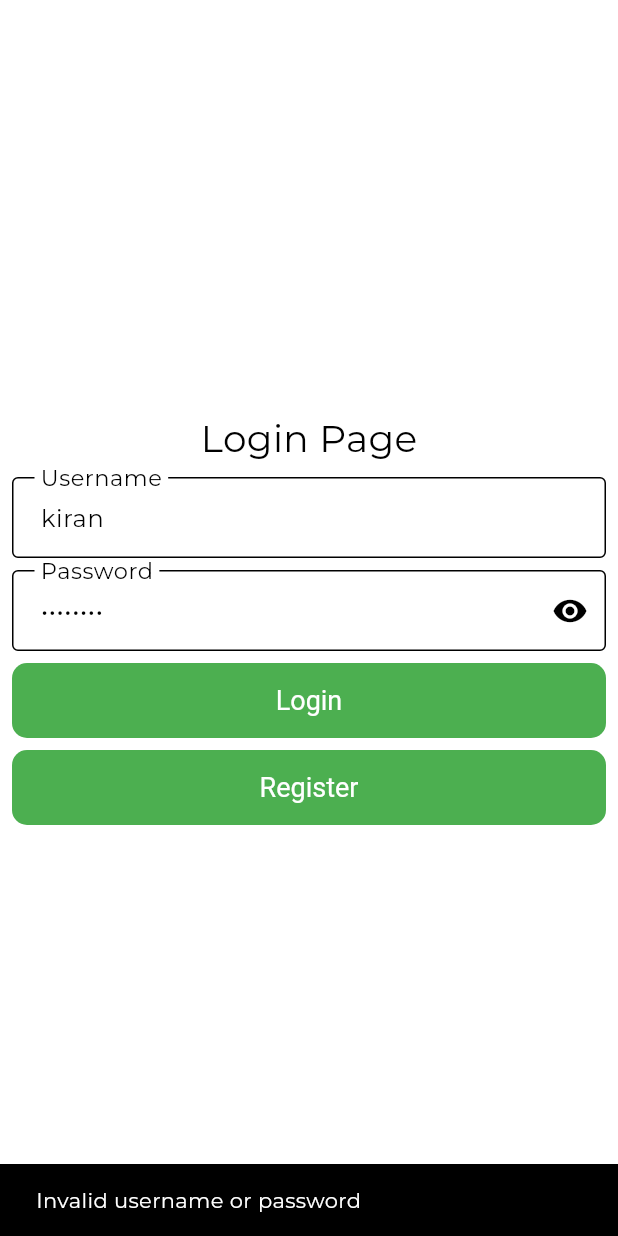
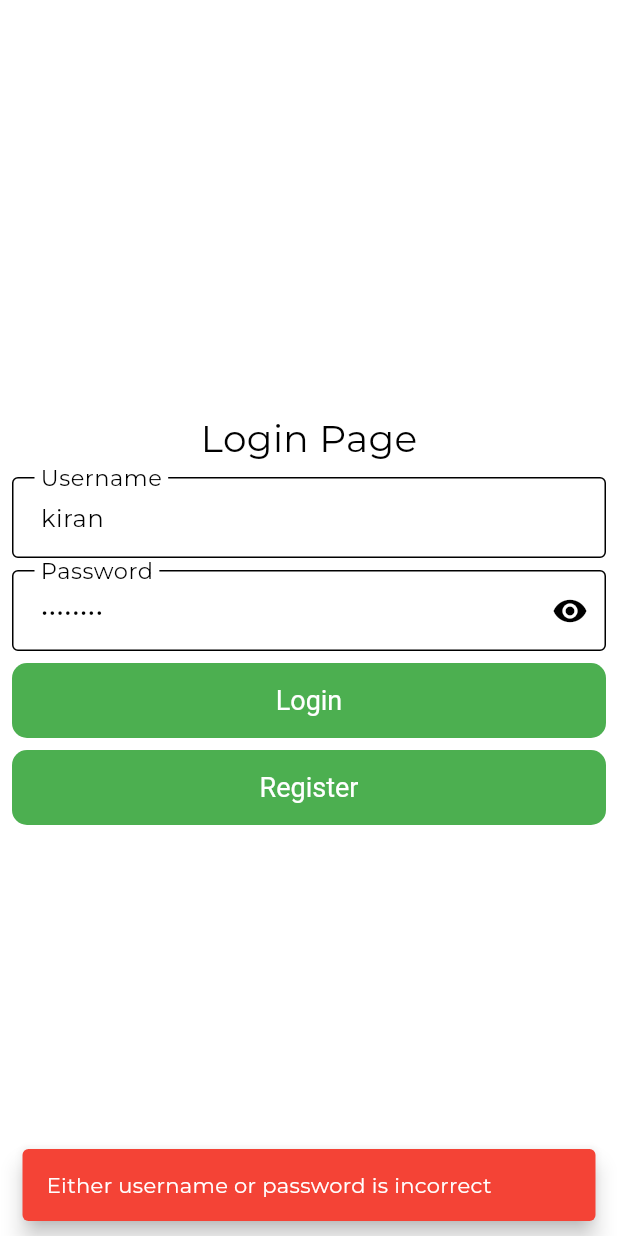
Before and after one commit to shardhayv/mvvm_riverpod_testing, a Flutter app: the screen it shows after launch, after a tap on "Login", on a phone screen of 412 x 824 dp. Run offline on Flutter 3.47's test engine with Material 2 defaults, Android fonts, the phone set to English and light mode, and no system bars; our stand-ins replace dartz, flutter_riverpod, hive, hive_flutter, multi_select_flutter; accounts and stored records are empty; Roboto replaces fonts that are missing (Brand Bold).

Commit message:
Fixed login

```diff
--- /dev/null
+++ b/lib/core/common/snackbar/my_snackbar.dart
@@ -0,0 +1,16 @@
+import 'package:flutter/material.dart';
+
+showSnackBar({
+  required String message,
+  required BuildContext context,
+  Color? color,
+}) {
+  ScaffoldMessenger.of(context).showSnackBar(
+    SnackBar(
+      content: Text(message),
+      backgroundColor: color ?? Colors.green,
+      duration: const Duration(seconds: 1),
+      behavior: SnackBarBehavior.floating,
+    ),
+  );
+}
--- a/lib/features/auth/presentation/view/login_view.dart
+++ b/lib/features/auth/presentation/view/login_view.dart
@@ -1,6 +1,7 @@
 import 'package:flutter/material.dart';
 import 'package:flutter_riverpod/flutter_riverpod.dart';
 import 'package:hive_and_api_for_class/config/router/app_route.dart';
+import 'package:hive_and_api_for_class/core/common/snackbar/my_snackbar.dart';
 import 'package:hive_and_api_for_class/features/auth/presentation/viewmodel/auth_view_model.dart';
 
 class LoginView extends ConsumerStatefulWidget {
@@ -18,7 +19,6 @@ class _LoginViewState extends ConsumerState<LoginView> {
   bool isObscure = true;
   @override
   Widget build(BuildContext context) {
-    final authState = ref.watch(authViewModelProvider);
     return Scaffold(
       body: SafeArea(
         child: Form(
@@ -85,29 +85,15 @@ class _LoginViewState extends ConsumerState<LoginView> {
                               );
 
                           if (isLogin) {
-                            Navigator.pushNamed(
-                              context,
-                              AppRoute.homeRoute,
-                            );
+                            Navigator.pushNamed(context, AppRoute.homeRoute);
                           } else {
-                            ScaffoldMessenger.of(context).showSnackBar(
-                              const SnackBar(
-                                content: Text('Invalid username or password'),
-                              ),
+                            showSnackBar(
+                              message:
+                                  'Either username or password is incorrect',
+                              context: context,
+                              color: Colors.red,
                             );
                           }
-                          // if (authState.error != null) {
-                          //   ScaffoldMessenger.of(context).showSnackBar(
-                          //     SnackBar(
-                          //       content: Text(authState.error!),
-                          //     ),
-                          //   );
-                          // } else {
-                          //   Navigator.pushNamed(
-                          //     context,
-                          //     AppRoute.homeRoute,
-                          //   );
-                          // }
                         }
                       },
                       child: const SizedBox(
--- a/lib/features/home/presentation/widget/batch_widget.dart
+++ b/lib/features/home/presentation/widget/batch_widget.dart
@@ -11,10 +11,12 @@ class BatchWidget extends StatelessWidget {
       // Put this otherwise it will take all the space
       shrinkWrap: true,
       itemCount: batchList.length,
+      physics: const NeverScrollableScrollPhysics(),
       gridDelegate: const SliverGridDelegateWithFixedCrossAxisCount(
           crossAxisCount: 2, childAspectRatio: 1.5),
       itemBuilder: (context, index) {
         return Card(
+          color: Colors.green[100],
           child: Center(
             child: Text(
               batchList[index].batchName,
--- a/lib/main.dart
+++ b/lib/main.dart
@@ -6,6 +6,7 @@ import 'package:hive_and_api_for_class/core/network/local/hive_service.dart';
 void main() {
   WidgetsFlutterBinding.ensureInitialized();
   HiveService().init();
+  // HiveService().deleteHive();
   runApp(
     const ProviderScope(
       child: App(),
```
Also changed, not shown: lib/core/network/local/hive_service.dart (+21 -0 lines), lib/features/auth/presentation/view/register_view.dart (+10 -5 lines), lib/features/home/presentation/widget/course_widget.dart (+6 -1 lines).
